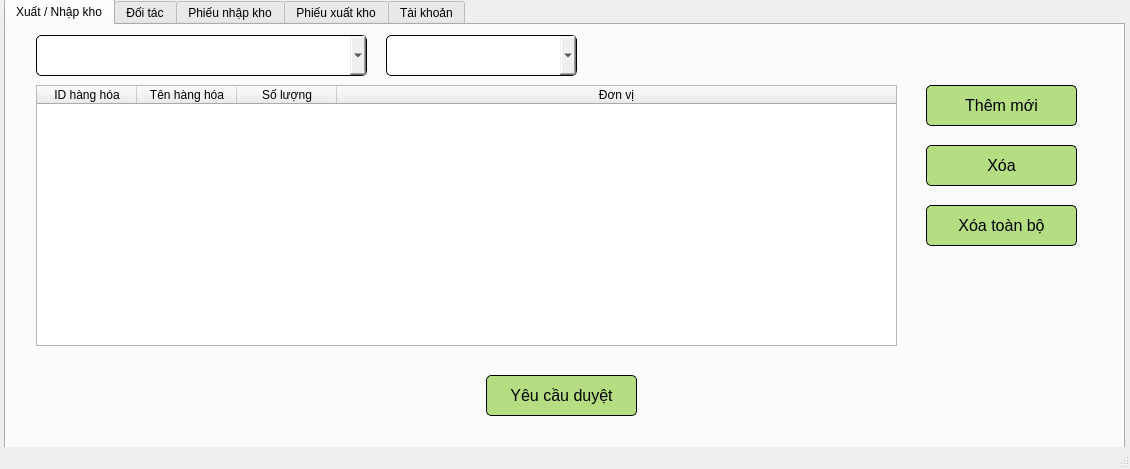
The window that ui/staff_home.ui (devtrungk3/warehouse_app) describes before a commit, drawn with Qt 5.
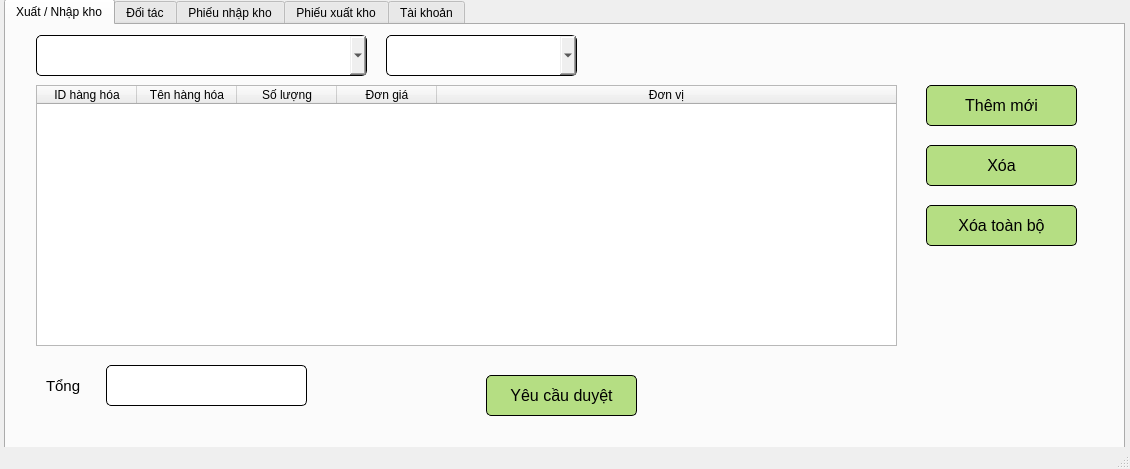
The same window after the commit.

```diff
--- a/ui/staff_home.ui
+++ b/ui/staff_home.ui
@@ -89,6 +89,11 @@
         <string>Số lượng</string>
        </property>
       </column>
+      <column>
+       <property name="text">
+        <string>Đơn giá</string>
+       </property>
+      </column>
       <column>
        <property name="text">
         <string>Đơn vị</string>
@@ -223,6 +228,48 @@
        <bool>true</bool>
       </property>
      </widget>
+     <widget class="QLabel" name="label_13">
+      <property name="geometry">
+       <rect>
+        <x>40</x>
+        <y>340</y>
+        <width>131</width>
+        <height>41</height>
+       </rect>
+      </property>
+      <property name="font">
+       <font>
+        <pointsize>11</pointsize>
+       </font>
+      </property>
+      <property name="text">
+       <string>Tổng</string>
+      </property>
+     </widget>
+     <widget class="QLineEdit" name="total_cost">
+      <property name="enabled">
+       <bool>true</bool>
+      </property>
+      <property name="geometry">
+       <rect>
+        <x>100</x>
+        <y>340</y>
+        <width>201</width>
+        <height>41</height>
+       </rect>
+      </property>
+      <property name="font">
+       <font>
+        <pointsize>9</pointsize>
+       </font>
+      </property>
+      <property name="readOnly">
+       <bool>true</bool>
+      </property>
+      <property name="placeholderText">
+       <string/>
+      </property>
+     </widget>
     </widget>
     <widget class="QWidget" name="tab_2">
      <attribute name="title">
```
Left out of the diff: 20 changed lines with no effect on the pictures.
